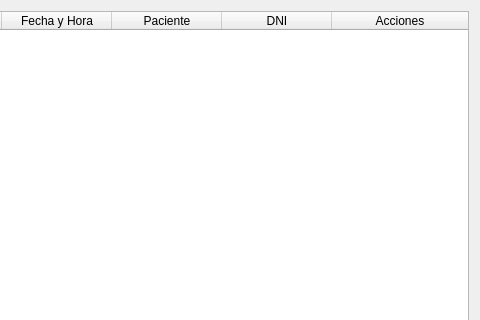
Above: View/displyappointment.ui from BermudezK/consultsoft before the change; both pictures show x 120 to 600 and y 0 to 320 of the 600 by 560 pixel window. Below: the same form after it.
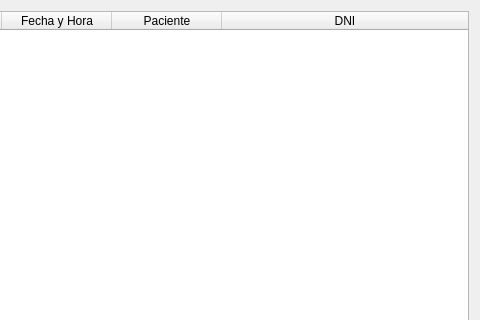
That is the form after the change.

```diff
--- a/View/displyappointment.ui
+++ b/View/displyappointment.ui
@@ -73,11 +73,6 @@
        <string>DNI</string>
       </property>
      </column>
-     <column>
-      <property name="text">
-       <string>Acciones</string>
-      </property>
-     </column>
     </widget>
    </item>
   </layout>
```
